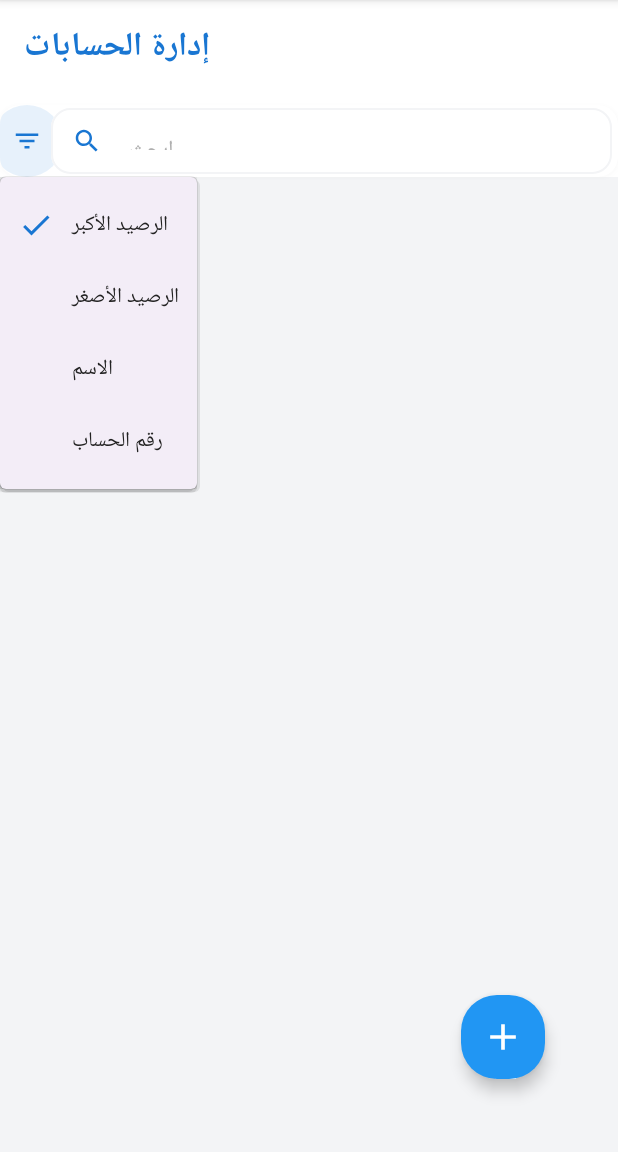
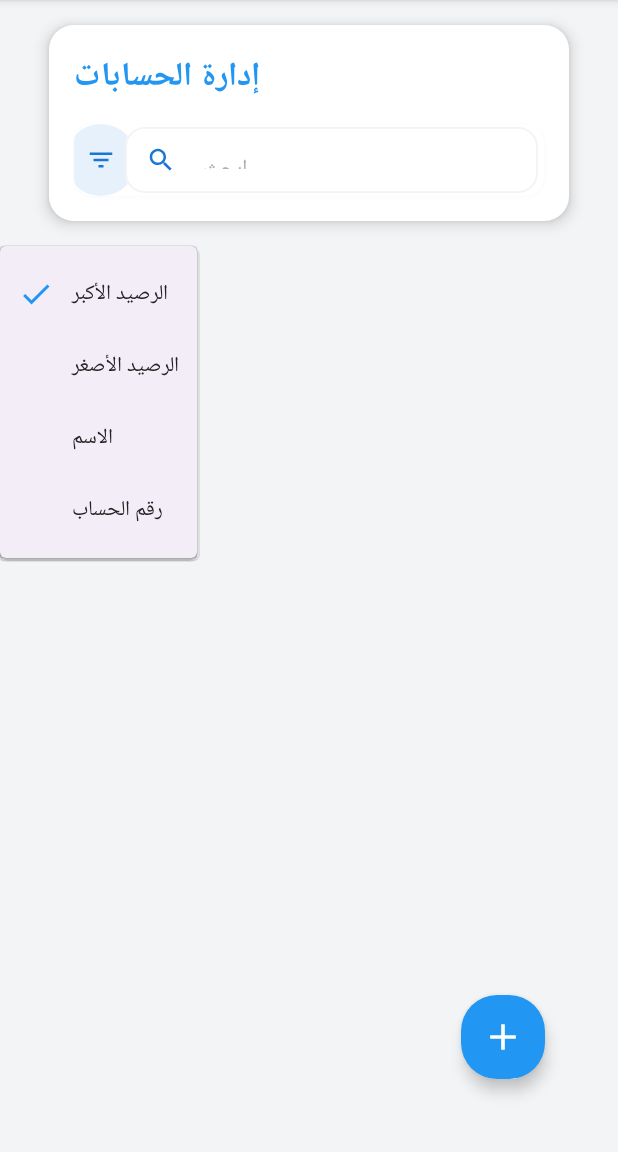
Before and after one commit to hillal77444/hsaby, an Android app built with Jetpack Compose: the fragment AccountsComposeFragment shown on its own in the app's theme, after a tap on "فلترة", on a phone screen of 412 x 824 dp, the part 84-1236 px from its top. Run offline under Robolectric (Android 15) with nearby library versions, the phone set to English and light mode, and no system bars; our stand-ins replace Room's generated code, livedata-compose, sdp/ssp sizes.

Commit message:
Update AccountsComposeScreen.kt

```diff
--- a/app/src/main/java/com/hillal/acc/ui/accounts/AccountsComposeScreen.kt
+++ b/app/src/main/java/com/hillal/acc/ui/accounts/AccountsComposeScreen.kt
@@ -199,22 +199,39 @@ fun AccountsComposeScreen(
 
         Scaffold(
             topBar = {
+                val dimens = LocalAppDimensions.current
+                val colors = MaterialTheme.colorScheme
+                val typography = MaterialTheme.typography
+                Card(
+                    modifier = Modifier
+                        .fillMaxWidth()
+                        .padding(horizontal = dimens.spacingLarge, vertical = dimens.spacingMedium),
+                    shape = RoundedCornerShape(dimens.cardCorner),
+                    colors = CardDefaults.cardColors(containerColor = colors.surface),
+                    elevation = CardDefaults.cardElevation(defaultElevation = 6.dp)
+                ) {
                     Column(
                         modifier = Modifier
                             .fillMaxWidth()
-                        .background(Color.White)
+                            .padding(dimens.spacingMedium),
+                        verticalArrangement = Arrangement.spacedBy(dimens.spacingSmall)
                     ) {
-                    CustomAppBar(
-                        title = "إدارة الحسابات",
-                        useMaterial3 = true
+                        Text(
+                            text = "إدارة الحسابات",
+                            style = typography.headlineMedium,
+                            color = colors.primary,
+                            fontWeight = FontWeight.Bold,
+                            modifier = Modifier.padding(bottom = dimens.spacingSmall / 2)
                         )
-                    Spacer(modifier = Modifier.height(6.dp))
                         ModernSearchBar(
                             value = searchQuery,
                             onValueChange = { searchQuery = it },
                             onFilterClick = { filterMenuExpanded = true },
-                        onClear = { searchQuery = "" }
+                            onClear = { searchQuery = "" },
+                            modifier = Modifier.fillMaxWidth()
                         )
+                    }
+                }
                 DropdownMenu(
                     expanded = filterMenuExpanded,
                     onDismissRequest = { filterMenuExpanded = false }
@@ -228,11 +245,10 @@ fun AccountsComposeScreen(
                             },
                             leadingIcon = {
                                 if (value == sortType) {
-                                        Icon(Icons.Default.Check, contentDescription = null, tint = Color(0xFF1976D2))
+                                    Icon(Icons.Default.Check, contentDescription = null, tint = colors.primary)
                                 }
                             }
                         )
-                        }
                     }
                 }
             },
```
Lines whose indentation alone changed are shown as unchanged.
